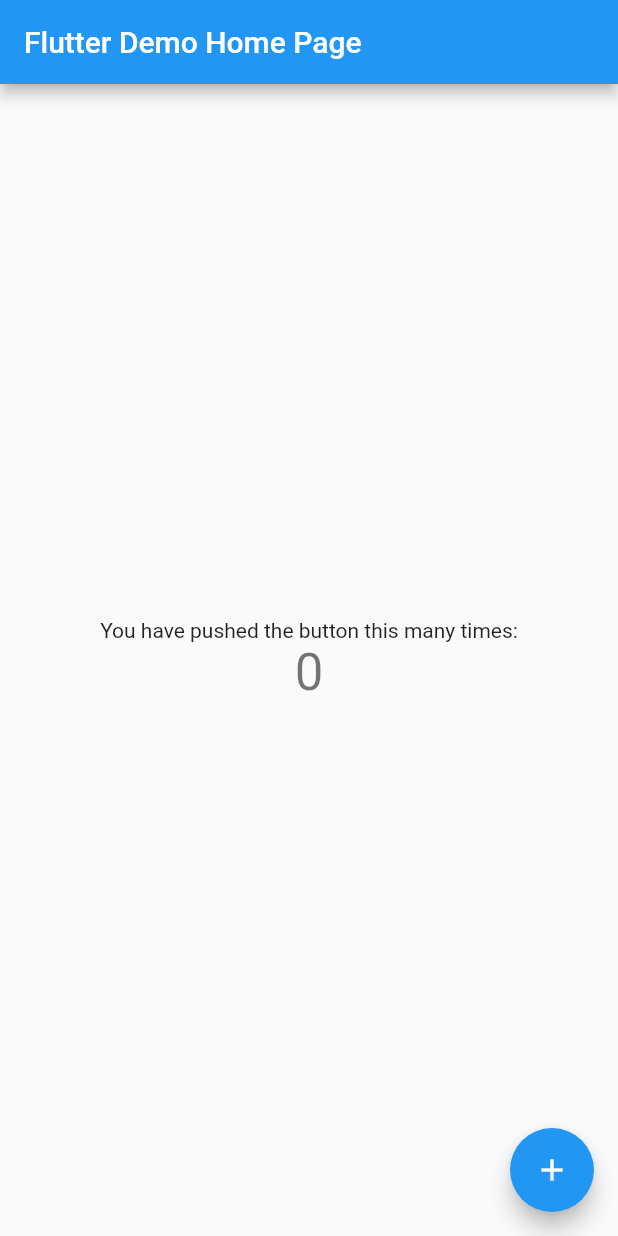
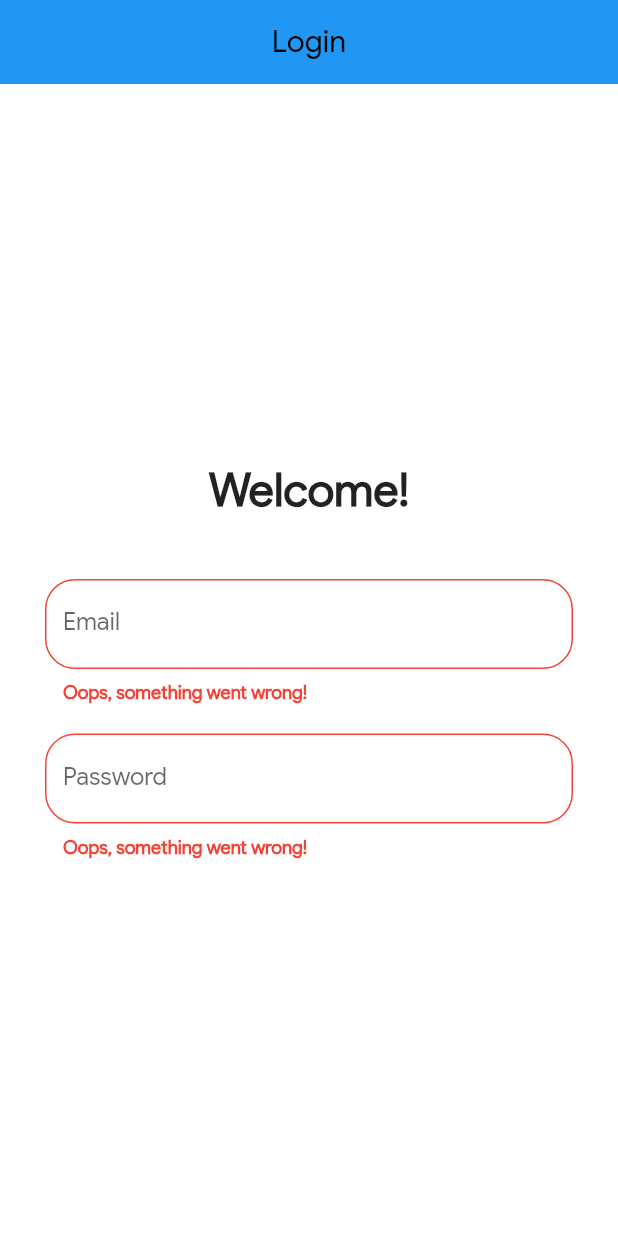
Before and after one commit to Kurler3/Flutter-Chat-App, a Flutter app: the screen it shows after launch, on a phone screen of 412 x 824 dp. Run offline on Flutter 3.47's test engine with Material 2 defaults, Android fonts, the phone set to English and light mode, and no system bars; our stand-ins replace bloc, equatable, flutter_bloc, shared_preferences.

Commit message:
Finished with the config bloc. Designing the auth pages

```diff
--- /dev/null
+++ b/lib/auth/auth_scaffold.dart
@@ -0,0 +1,24 @@
+import 'package:flutter/material.dart';
+
+class AuthScaffold extends StatelessWidget {
+  final Widget body;
+  final String text;
+
+  AuthScaffold({required this.text, required this.body});
+
+  @override
+  Widget build(BuildContext context) {
+    return Scaffold(
+        appBar: AppBar(
+          backgroundColor: Colors.blue[250],
+          title: Text(
+            text,
+            style: TextStyle(color: Colors.black),
+          ),
+          centerTitle: true,
+          elevation: 0.0,
+        ),
+        backgroundColor: Colors.white,
+        body: body);
+  }
+}
--- /dev/null
+++ b/lib/auth/login_page.dart
@@ -0,0 +1,73 @@
+import 'package:firebase_chat_app/auth/auth_scaffold.dart';
+import 'package:flutter/material.dart';
+
+class LoginPage extends StatelessWidget {
+  const LoginPage({Key? key}) : super(key: key);
+
+  @override
+  Widget build(BuildContext context) {
+    return AuthScaffold(text: "Login", body: loginBody());
+  }
+
+  Widget loginBody() {
+    return Padding(
+      padding: const EdgeInsets.symmetric(vertical: 0, horizontal: 30.0),
+      child: Column(
+        mainAxisAlignment: MainAxisAlignment.center,
+        crossAxisAlignment: CrossAxisAlignment.center,
+        children: [
+          Text(
+            'Welcome!',
+            style: TextStyle(fontSize: 30.0, fontWeight: FontWeight.bold),
+          ),
+          SizedBox(height: 40.0),
+          AuthInputField('Email'),
+          SizedBox(
+            height: 20,
+          ),
+          AuthInputField('Password'),
+        ],
+      ),
+    );
+  }
+}
+
+class AuthInputField extends StatelessWidget {
+  final String text;
+
+  AuthInputField(this.text);
+
+  @override
+  Widget build(BuildContext context) {
+    return TextField(
+      decoration: InputDecoration(
+        labelText: text,
+        hintText: 'Enter your $text',
+        hintStyle: TextStyle(
+          color: Colors.purple,
+          fontStyle: FontStyle.italic,
+        ),
+        errorText: 'Oops, something went wrong!',
+        errorStyle: TextStyle(color: Colors.red, fontWeight: FontWeight.bold),
+        enabledBorder: OutlineInputBorder(
+          borderSide: BorderSide(
+            color: Colors.blueAccent,
+          ),
+          borderRadius: BorderRadius.circular(20.0),
+        ),
+        disabledBorder: OutlineInputBorder(
+          borderSide: BorderSide(
+            color: Colors.grey,
+          ),
+          borderRadius: BorderRadius.circular(20.0),
+        ),
+        errorBorder: OutlineInputBorder(
+          borderSide: BorderSide(
+            color: Colors.red,
+          ),
+          borderRadius: BorderRadius.circular(20.0),
+        ),
+      ),
+    );
+  }
+}
--- /dev/null
+++ b/lib/config/config_bloc.dart
@@ -0,0 +1,34 @@
+import 'dart:async';
+import 'dart:developer' as developer;
+
+import 'package:bloc/bloc.dart';
+import 'package:firebase_chat_app/config/index.dart';
+
+class ConfigBloc extends Bloc<ConfigEvent, ConfigState> {
+  static final ConfigBloc _instance = ConfigBloc._internal();
+
+  factory ConfigBloc() {
+    return _instance;
+  }
+
+  ConfigBloc._internal() : super(UnConfigState());
+
+  @override
+  @override
+  ConfigState get initialState => UnConfigState();
+
+  bool darkMode = false;
+
+  @override
+  Stream<ConfigState> mapEventToState(
+    ConfigEvent event,
+  ) async* {
+    try {
+      yield UnConfigState();
+      yield await event.applyAsync(currentState: state, bloc: this);
+    } catch (_, stackTrace) {
+      developer.log('$_', name: 'ConfigBloc', error: _, stackTrace: stackTrace);
+      yield state;
+    }
+  }
+}
--- /dev/null
+++ b/lib/config/config_event.dart
@@ -0,0 +1,29 @@
+import 'dart:async';
+import 'package:equatable/equatable.dart';
+import 'package:firebase_chat_app/config/index.dart';
+import 'package:meta/meta.dart';
+
+@immutable
+abstract class ConfigEvent extends Equatable {
+  @override
+  List<dynamic> get props => [];
+
+  Future<ConfigState> applyAsync({ConfigState currentState, ConfigBloc bloc});
+}
+
+class LoadConfigEvent extends ConfigEvent {
+  @override
+  String toString() => 'LoadConfigEvent';
+
+  @override
+  Future<ConfigState> applyAsync(
+      {ConfigState? currentState, ConfigBloc? bloc}) async {
+    try {
+      await Future.delayed(Duration(seconds: 3));
+      return InConfigState();
+    } catch (_, stackTrace) {
+      print('$_ $stackTrace');
+      return ErrorConfigState(_.toString());
+    }
+  }
+}
--- /dev/null
+++ b/lib/config/config_page.dart
@@ -0,0 +1,63 @@
+import 'package:firebase_chat_app/tools/chat_app.dart';
+import 'package:flutter/material.dart';
+import 'package:firebase_chat_app/config/index.dart';
+
+class ConfigPage extends StatefulWidget {
+  @override
+  _ConfigPageState createState() => _ConfigPageState();
+}
+
+class _ConfigPageState extends State<ConfigPage> {
+  var _configBloc;
+
+  @override
+  void initState() {
+    super.initState();
+
+    setUp();
+  }
+
+  void setUp() {
+    _configBloc = ConfigBloc();
+
+    _configBloc.darkMode =
+        ChatApp.prefs.getBool(ChatApp.DARK_MODE_PREF) ?? false;
+  }
+
+  Widget configScreen() {
+    return Scaffold(
+      // appBar: AppBar(
+      //   title: Text('Config'),
+      //   centerTitle: true,
+      // ),
+      body: ConfigScreen(_configBloc),
+    );
+  }
+
+  @override
+  Widget build(BuildContext context) {
+    return MaterialApp(
+      theme: ThemeData(
+        //* Custom Google Font
+        fontFamily: ChatApp.google_sans_family,
+        primarySwatch: Colors.blue,
+        primaryColor: _configBloc.darkMode ? Colors.black : Colors.blue,
+        disabledColor: Colors.grey,
+        cardColor: _configBloc.darkMode ? Colors.black : Colors.blue,
+        canvasColor: _configBloc.darkMode ? Colors.black : Colors.grey[50],
+        brightness: _configBloc.darkMode ? Brightness.dark : Brightness.light,
+        buttonTheme: Theme.of(context).buttonTheme.copyWith(
+            colorScheme: _configBloc.darkMode
+                ? ColorScheme.dark()
+                : ColorScheme.light()),
+        appBarTheme: AppBarTheme(
+          elevation: 0.0,
+        ),
+      ),
+      home: ConfigScreen(_configBloc),
+      // routes: {
+
+      // }
+    );
+  }
+}
--- /dev/null
+++ b/lib/config/config_screen.dart
@@ -0,0 +1,109 @@
+import 'package:firebase_chat_app/auth/login_page.dart';
+import 'package:flutter/material.dart';
+import 'package:flutter_bloc/flutter_bloc.dart';
+import 'package:firebase_chat_app/config/index.dart';
+
+class ConfigScreen extends StatefulWidget {
+  final ConfigBloc _configBloc;
+
+  ConfigScreen(this._configBloc);
+
+  @override
+  ConfigScreenState createState() {
+    return ConfigScreenState();
+  }
+}
+
+class ConfigScreenState extends State<ConfigScreen>
+    with SingleTickerProviderStateMixin {
+  ConfigScreenState();
+
+  late AnimationController _animationController;
+
+  @override
+  void initState() {
+    super.initState();
+
+    _animationController =
+        AnimationController(vsync: this, duration: Duration(seconds: 3));
+
+    _animationController.addListener(() {
+      setState(() {});
+    });
+
+    _load();
+  }
+
+  @override
+  void dispose() {
+    super.dispose();
+  }
+
+  void _load() {
+    widget._configBloc.add(LoadConfigEvent());
+  }
+
+  @override
+  Widget build(BuildContext context) {
+    return BlocBuilder<ConfigBloc, ConfigState>(
+        bloc: widget._configBloc,
+        builder: (
+          BuildContext context,
+          ConfigState currentState,
+        ) {
+          if (currentState is UnConfigState) {
+            _animationController.forward();
+            return AnimatedBuilder(
+              animation: _animationController,
+              builder: (context, child) {
+                return Opacity(
+                  opacity: 1 - _animationController.value,
+                  child: child,
+                );
+              },
+              child: Scaffold(
+                backgroundColor: Colors.blue,
+                body: Center(
+                  child: SizedBox(
+                    height: MediaQuery.of(context).size.height * 0.5,
+                    width: MediaQuery.of(context).size.width * 0.5,
+                    child: Image(
+                      image:
+                          AssetImage('assets/images/splash_screen_light.jpg'),
+                      fit: BoxFit.cover,
+                      height: double.infinity,
+                      width: double.infinity,
+                      alignment: Alignment.center,
+                    ),
+                  ),
+                ),
+              ),
+            );
+          }
+          if (currentState is ErrorConfigState) {
+            return Center(
+                child: Column(
+              mainAxisAlignment: MainAxisAlignment.center,
+              children: <Widget>[
+                Text(currentState.errorMessage),
+                Padding(
+                  padding: const EdgeInsets.only(top: 32.0),
+                  child: RaisedButton(
+                    color: Colors.blue,
+                    child: Text('reload'),
+                    onPressed: _load,
+                  ),
+                ),
+              ],
+            ));
+          }
+          if (currentState is InConfigState) {
+            // Return the auth widget instead
+            return LoginPage();
+          }
+          return Center(
+            child: CircularProgressIndicator(),
+          );
+        });
+  }
+}
--- /dev/null
+++ b/lib/config/config_state.dart
@@ -0,0 +1,38 @@
+import 'package:equatable/equatable.dart';
+
+abstract class ConfigState extends Equatable {
+  @override
+  List<Object> get props => [];
+
+  ConfigState getStateCopy();
+}
+
+/// UnInitialized
+class UnConfigState extends ConfigState {
+  @override
+  String toString() => 'UnConfigState';
+
+  @override
+  ConfigState getStateCopy() => UnConfigState();
+}
+
+/// Initialized
+class InConfigState extends ConfigState {
+  @override
+  String toString() => 'InConfigState';
+
+  @override
+  ConfigState getStateCopy() => InConfigState();
+}
+
+class ErrorConfigState extends ConfigState {
+  final String errorMessage;
+
+  ErrorConfigState(this.errorMessage);
+
+  @override
+  String toString() => 'ErrorConfigState';
+
+  @override
+  ConfigState getStateCopy() => ErrorConfigState(errorMessage);
+}
--- /dev/null
+++ b/lib/config/index.dart
@@ -0,0 +1,5 @@
+export 'config_bloc.dart';
+export 'config_event.dart';
+export 'config_page.dart';
+export 'config_screen.dart';
+export 'config_state.dart';
--- a/lib/main.dart
+++ b/lib/main.dart
@@ -1,113 +1,14 @@
+import 'package:firebase_chat_app/tools/chat_app.dart';
 import 'package:flutter/material.dart';
+import 'package:shared_preferences/shared_preferences.dart';
 
-void main() {
-  runApp(MyApp());
+import 'config/index.dart';
+
+void main() async {
+  WidgetsFlutterBinding.ensureInitialized();
+
+  // Get the prefs
+  ChatApp.prefs = await SharedPreferences.getInstance();
+
+  runApp(ConfigPage());
 }
-
-class MyApp extends StatelessWidget {
-  // This widget is the root of your application.
-  @override
-  Widget build(BuildContext context) {
-    return MaterialApp(
-      title: 'Flutter Demo',
-      theme: ThemeData(
-        // This is the theme of your application.
-        //
-        // Try running your application with "flutter run". You'll see the
-        // application has a blue toolbar. Then, without quitting the app, try
-        // changing the primarySwatch below to Colors.green and then invoke
-        // "hot reload" (press "r" in the console where you ran "flutter run",
-        // or simply save your changes to "hot reload" in a Flutter IDE).
-        // Notice that the counter didn't reset back to zero; the application
-        // is not restarted.
-        primarySwatch: Colors.blue,
-      ),
-      home: MyHomePage(title: 'Flutter Demo Home Page'),
-    );
-  }
-}
-
-class MyHomePage extends StatefulWidget {
-  MyHomePage({Key? key, required this.title}) : super(key: key);
-
-  // This widget is the home page of your application. It is stateful, meaning
-  // that it has a State object (defined below) that contains fields that affect
-  // how it looks.
-
-  // This class is the configuration for the state. It holds the values (in this
-  // case the title) provided by the parent (in this case the App widget) and
-  // used by the build method of the State. Fields in a Widget subclass are
-  // always marked "final".
-
-  final String title;
-
-  @override
-  _MyHomePageState createState() => _MyHomePageState();
-}
-
-class _MyHomePageState extends State<MyHomePage> {
-  int _counter = 0;
-
-  void _incrementCounter() {
-    setState(() {
-      // This call to setState tells the Flutter framework that something has
-      // changed in this State, which causes it to rerun the build method below
-      // so that the display can reflect the updated values. If we changed
-      // _counter without calling setState(), then the build method would not be
-      // called again, and so nothing would appear to happen.
-      _counter++;
-    });
-  }
-
-  @override
-  Widget build(BuildContext context) {
-    // This method is rerun every time setState is called, for instance as done
-    // by the _incrementCounter method above.
-    //
-    // The Flutter framework has been optimized to make rerunning build methods
-    // fast, so that you can just rebuild anything that needs updating rather
-    // than having to individually change instances of widgets.
-    return Scaffold(
-      appBar: AppBar(
-        // Here we take the value from the MyHomePage object that was created by
-        // the App.build method, and use it to set our appbar title.
-        title: Text(widget.title),
-      ),
-      body: Center(
-        // Center is a layout widget. It takes a single child and positions it
-        // in the middle of the parent.
-        child: Column(
-          // Column is also a layout widget. It takes a list of children and
-          // arranges them vertically. By default, it sizes itself to fit its
-          // children horizontally, and tries to be as tall as its parent.
-          //
-          // Invoke "debug painting" (press "p" in the console, choose the
-          // "Toggle Debug Paint" action from the Flutter Inspector in Android
-          // Studio, or the "Toggle Debug Paint" command in Visual Studio Code)
-          // to see the wireframe for each widget.
-          //
-          // Column has various properties to control how it sizes itself and
-          // how it positions its children. Here we use mainAxisAlignment to
-          // center the children vertically; the main axis here is the vertical
-          // axis because Columns are vertical (the cross axis would be
-          // horizontal).
-          mainAxisAlignment: MainAxisAlignment.center,
-          children: <Widget>[
-            Text(
-              'You have pushed the button this many times:',
-            ),
-            Text(
-              '$_counter',
-              style: Theme.of(context).textTheme.headline4,
-            ),
-          ],
-        ),
-      ),
-      floatingActionButton: FloatingActionButton(
-        onPressed: _incrementCounter,
-        tooltip: 'Increment',
-        child: Icon(Icons.add),
-      ), // This trailing comma makes auto-formatting nicer for build methods.
-    );
-  }
-}
--- /dev/null
+++ b/lib/tools/chat_app.dart
@@ -0,0 +1,17 @@
+import 'package:flutter/material.dart';
+import 'package:shared_preferences/shared_preferences.dart';
+
+class ChatApp {
+  static const String app_name = "Chatty";
+  static const String app_version = "Version 1.0.4";
+  static const int app_version_code = 1;
+  static const String app_color = "#ffd7167";
+  static Color primaryAppColor = Colors.blue;
+  static Color secondaryAppColor = Colors.black;
+  static const String google_sans_family = "GoogleSans";
+  static bool isDebugMode = false;
+
+  // Preferences
+  static late SharedPreferences prefs;
+  static const String DARK_MODE_PREF = 'darkModePref';
+}
```
Also changed, not shown: pubspec.yaml (+14 -6 lines), assets/fonts/GoogleSansRegular.ttf (added), assets/images/splash_screen_light.jpg (added), pubspec.lock, 5 other files.
